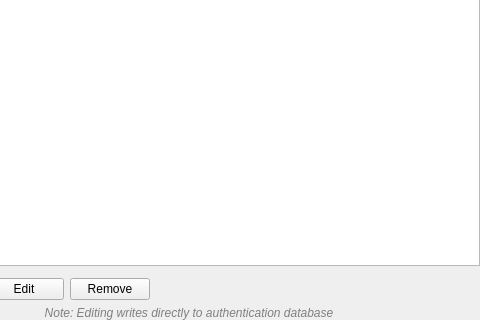
Old version of the form src/ui/qgsauthenticationconfigeditor.ui in the repository kailIII/QGIS; both pictures show x 102 to 582 and y 143 to 463 of the 582 by 463 pixel window.
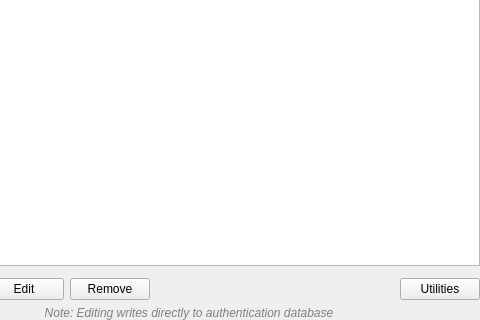
New version of the form. Custom widgets are drawn as their Qt base class.

Commit message:
Add utilities to authentication configuration editor
- Fix excessive signals emitted by password validation during reset

Patch:
```diff
--- a/src/ui/qgsauthenticationconfigeditor.ui
+++ b/src/ui/qgsauthenticationconfigeditor.ui
@@ -103,6 +103,13 @@
        </property>
       </spacer>
      </item>
+     <item>
+      <widget class="QPushButton" name="btnAuthUtilities">
+       <property name="text">
+        <string>Utilities</string>
+       </property>
+      </widget>
+     </item>
     </layout>
    </item>
    <item row="5" column="0">
```
Left out of the diff: 2 changed lines with no effect on the pictures. The commit also changes 4 other files.
